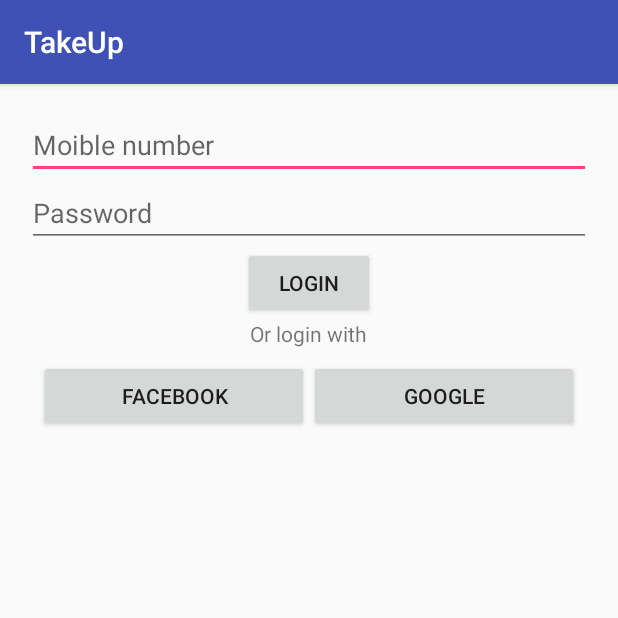
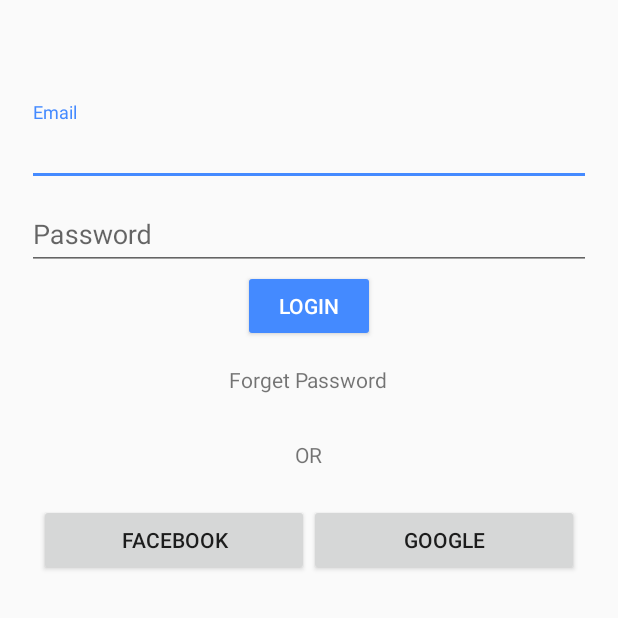
Before and after one commit to SamkeetJain/TakeUp, an Android app: the LoginActivity screen opened directly, with no data from a screen before it, on a phone screen of 412 x 824 dp, the top half of it. Run offline under Robolectric (Android 15) with nearby library versions, the phone set to English and light mode, and no system bars.

Commit message:
login UI done

```diff
--- a/app/build.gradle
+++ b/app/build.gradle
@@ -20,11 +20,14 @@ android {
 }
 
 dependencies {
-    compile fileTree(dir: 'libs', include: ['*.jar'])
+    compile fileTree(include: ['*.jar'], dir: 'libs')
     androidTestCompile('com.android.support.test.espresso:espresso-core:2.2.2', {
         exclude group: 'com.android.support', module: 'support-annotations'
     })
     compile 'com.android.support:appcompat-v7:25.1.0'
     testCompile 'junit:junit:4.12'
     compile 'me.relex:circleindicator:1.2.2@aar'
+    compile 'com.android.support:design:25.1.0'
+    compile 'com.android.support:recyclerview-v7:25.1.0'
+    compile 'com.android.support:cardview-v7:25.1.0'
 }
--- a/app/src/main/AndroidManifest.xml
+++ b/app/src/main/AndroidManifest.xml
@@ -8,7 +8,7 @@
         android:label="@string/app_name"
         android:supportsRtl="true"
         android:theme="@style/AppTheme">
-        <activity android:name=".activities.MainActivity">
+        <activity android:name=".activities.SplashActivity">
             <intent-filter>
                 <action android:name="android.intent.action.MAIN" />
 
@@ -17,5 +17,7 @@
         </activity>
         <activity android:name=".activities.LoginActivity" />
         <activity android:name=".activities.SignupActivity" />
+        <activity android:name=".activities.MainActivity"></activity>
     </application>
+
 </manifest>
--- a/app/src/main/java/com/samkeet/takeup/activities/LoginActivity.java
+++ b/app/src/main/java/com/samkeet/takeup/activities/LoginActivity.java
@@ -1,10 +1,15 @@
 package com.samkeet.takeup.activities;
 
+import android.content.Intent;
 import android.os.Bundle;
 import android.support.annotation.Nullable;
+import android.support.design.widget.TextInputLayout;
 import android.support.v7.app.AppCompatActivity;
+import android.text.TextUtils;
+import android.util.Patterns;
 import android.view.View;
 import android.view.WindowManager;
+import android.widget.Button;
 import android.widget.EditText;
 
 import com.samkeet.takeup.R;
@@ -14,38 +19,64 @@ import com.samkeet.takeup.R;
  */
 
 public class LoginActivity extends AppCompatActivity {
-    private String mMobileNumber;
-    private String mPassword;
-    private EditText mobileNumber;
-    private EditText password;
+    private String email, password;
+    private EditText mEmail, mPassword;
+    private TextInputLayout tEmail, tPassword;
+    private Button mLogin;
 
     @Override
     protected void onCreate(@Nullable Bundle savedInstanceState) {
         super.onCreate(savedInstanceState);
-        setContentView(R.layout.activity_sigin);
+        setContentView(R.layout.activity_login);
 
-        mobileNumber = (EditText) findViewById(R.id.mobile_number);
-        password = (EditText) findViewById(R.id.password);
+        mEmail = (EditText) findViewById(R.id.email);
+        mPassword = (EditText) findViewById(R.id.password);
+
+        tEmail = (TextInputLayout) findViewById(R.id.text_email);
+        tPassword = (TextInputLayout) findViewById(R.id.text_password);
+
+        mLogin = (Button) findViewById(R.id.login_button);
+        mLogin.setOnClickListener(new View.OnClickListener() {
+            @Override
+            public void onClick(View view) {
+                if (valid()) {
+                    Intent intent = new Intent(getApplicationContext(), MainActivity.class);
+                    startActivity(intent);
+                }
+            }
+        });
 
 
     }
 
-    private void inputValidation(){
-        mMobileNumber = mobileNumber.getText().toString().trim();
-        mPassword = password.getText().toString().trim();
+    private boolean valid() {
+        email = mEmail.getText().toString().trim();
+        password = mPassword.getText().toString().trim();
 
-        if(mMobileNumber.isEmpty() || mMobileNumber.length() != 10){
-            requestFocus(mobileNumber);
+        if (email.isEmpty() || !isValidEmail(email)) {
+            tEmail.setError("Enter valid Email");
+            requestFocus(mEmail);
+            return false;
+        } else {
+            tEmail.setErrorEnabled(false);
         }
-
-        if(mPassword.isEmpty()){
-            requestFocus(password);
+        if (password.isEmpty() || password.length() > 32) {
+            tPassword.setError("Enter valid password (32 char max)");
+            requestFocus(mPassword);
+            return false;
+        } else {
+            tPassword.setErrorEnabled(false);
         }
+        return true;
 
     }
 
-    private void requestFocus(View view){
-        if(view.requestFocus()){
+    private static boolean isValidEmail(String email) {
+        return !TextUtils.isEmpty(email) && Patterns.EMAIL_ADDRESS.matcher(email).matches();
+    }
+
+    private void requestFocus(View view) {
+        if (view.requestFocus()) {
             getWindow().setSoftInputMode(WindowManager.LayoutParams.SOFT_INPUT_STATE_ALWAYS_VISIBLE);
         }
     }
--- /dev/null
+++ b/app/src/main/res/layout/activity_login.xml
@@ -0,0 +1,84 @@
+<?xml version="1.0" encoding="utf-8"?>
+<LinearLayout xmlns:android="http://schemas.android.com/apk/res/android"
+    xmlns:tools="http://schemas.android.com/tools"
+    android:layout_width="match_parent"
+    android:layout_height="match_parent"
+    android:orientation="vertical"
+    android:padding="18dp">
+
+    <LinearLayout
+        android:layout_width="match_parent"
+        android:layout_height="match_parent"
+        android:layout_marginTop="50dp"
+        android:orientation="vertical">
+
+        <android.support.design.widget.TextInputLayout
+            android:id="@+id/text_email"
+            android:layout_width="match_parent"
+            android:layout_height="wrap_content">
+
+            <EditText
+                android:id="@+id/email"
+                android:layout_width="match_parent"
+                android:layout_height="wrap_content"
+                android:hint="Email"
+                android:inputType="textEmailAddress" />
+        </android.support.design.widget.TextInputLayout>
+
+        <android.support.design.widget.TextInputLayout
+            android:id="@+id/text_password"
+            android:layout_width="match_parent"
+            android:layout_height="wrap_content">
+
+            <EditText
+                android:id="@+id/password"
+                android:layout_width="match_parent"
+                android:layout_height="wrap_content"
+                android:hint="Password"
+                android:inputType="textPassword" />
+        </android.support.design.widget.TextInputLayout>
+
+        <Button
+            android:id="@+id/login_button"
+            style="@style/Base.Widget.AppCompat.Button.Colored"
+            android:layout_width="wrap_content"
+            android:layout_height="wrap_content"
+            android:layout_gravity="center"
+            android:text="  Login  " />
+
+        <TextView
+            android:layout_width="wrap_content"
+            android:layout_height="wrap_content"
+            android:layout_gravity="center"
+            android:layout_margin="15dp"
+            android:text="Forget Password" />
+
+        <TextView
+            android:layout_width="wrap_content"
+            android:layout_height="wrap_content"
+            android:layout_gravity="center"
+            android:layout_margin="15dp"
+            android:text="OR" />
+
+        <LinearLayout
+            android:layout_width="match_parent"
+            android:layout_height="match_parent"
+            android:padding="8dp">
+
+            <Button
+                android:id="@+id/facebook_login"
+                android:layout_width="0dp"
+                android:layout_height="wrap_content"
+                android:layout_weight="1"
+                android:text="Facebook" />
+
+            <Button
+                android:id="@+id/google_login"
+                android:layout_width="0dp"
+                android:layout_height="wrap_content"
+                android:layout_weight="1"
+                android:text="Google" />
+        </LinearLayout>
+    </LinearLayout>
+
+</LinearLayout>
--- a/app/src/main/res/layout/activity_sigin.xml
+++ /dev/null
@@ -1,51 +0,0 @@
-<?xml version="1.0" encoding="utf-8"?>
-<LinearLayout xmlns:android="http://schemas.android.com/apk/res/android"
-    xmlns:tools="http://schemas.android.com/tools"
-    android:orientation="vertical"
-    android:layout_width="match_parent"
-    android:layout_height="match_parent"
-    android:padding="18dp">
-
-    <EditText
-        android:id="@+id/mobile_number"
-        android:inputType="phone"
-        android:hint="Moible number"
-        android:layout_width="match_parent"
-        android:layout_height="wrap_content" />
-
-    <EditText
-        android:id="@+id/password"
-        android:layout_width="match_parent"
-        android:layout_height="wrap_content"
-        android:hint="Password"/>
-
-    <Button
-        android:layout_gravity="center"
-        android:layout_width="wrap_content"
-        android:layout_height="wrap_content"
-        android:text="Login"/>
-
-    <TextView
-        android:layout_gravity="center"
-        android:layout_width="wrap_content"
-        android:layout_height="wrap_content"
-        android:text="Or login with"/>
-    <LinearLayout
-        android:padding="8dp"
-        android:layout_width="match_parent"
-        android:layout_height="match_parent">
-        <Button
-            android:layout_weight="1"
-            android:id="@+id/facebook_login"
-            android:layout_width="0dp"
-            android:layout_height="wrap_content"
-            android:text="Facebook"/>
-
-        <Button
-            android:text="Google"
-            android:layout_weight="1"
-            android:id="@+id/google_login"
-            android:layout_width="0dp"
-            android:layout_height="wrap_content" />
-    </LinearLayout>
-</LinearLayout>
--- a/app/src/main/res/values/colors.xml
+++ b/app/src/main/res/values/colors.xml
@@ -1,6 +1,11 @@
 <?xml version="1.0" encoding="utf-8"?>
 <resources>
-    <color name="colorPrimary">#3F51B5</color>
-    <color name="colorPrimaryDark">#303F9F</color>
-    <color name="colorAccent">#FF4081</color>
+    <color name="colorPrimary">#8BC34A</color>
+    <color name="colorPrimaryDark">#689F38</color>
+    <color name="primary_light">#DCEDC8</color>
+    <color name="colorAccent">#448AFF</color>
+    <color name="primary_text">#212121</color>
+    <color name="secondary_text">#757575</color>
+    <color name="icons">#212121</color>
+    <color name="divider">#BDBDBD</color>
 </resources>
--- a/app/src/main/res/values/styles.xml
+++ b/app/src/main/res/values/styles.xml
@@ -1,7 +1,7 @@
 <resources>
 
     <!-- Base application theme. -->
-    <style name="AppTheme" parent="Theme.AppCompat.Light.DarkActionBar">
+    <style name="AppTheme" parent="Theme.AppCompat.Light.NoActionBar">
         <!-- Customize your theme here. -->
         <item name="colorPrimary">@color/colorPrimary</item>
         <item name="colorPrimaryDark">@color/colorPrimaryDark</item>
--- a/build.gradle
+++ b/build.gradle
@@ -5,7 +5,7 @@ buildscript {
         jcenter()
     }
     dependencies {
-        classpath 'com.android.tools.build:gradle:2.3.1'
+        classpath 'com.android.tools.build:gradle:2.2.2'
 
         // NOTE: Do not place your application dependencies here; they belong
         // in the individual module build.gradle files
```
Also changed, not shown: app/src/main/java/com/samkeet/takeup/activities/MainActivity.java (+1 -42 lines), app/src/main/java/com/samkeet/takeup/activities/SplashActivity.java (added, +56 -0 lines), app/src/main/res/layout/activity_main.xml (+7 -14 lines), app/src/main/res/layout/activity_signup.xml (+68 -12 lines), app/src/main/res/layout/activity_splash.xml (added, +20 -0 lines), app/src/main/res/drawable/one.jpeg (deleted), app/src/main/res/drawable/one.png (added), app/src/main/res/drawable/three.jpg (deleted), app/src/main/res/drawable/three.png (added), app/src/main/res/drawable/two.jpeg (deleted), app/src/main/res/drawable/two.png (added).
